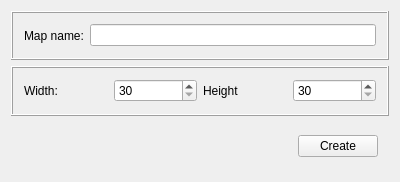
Old version of the form Corpos Editor/NewMapForms.ui in the repository Tomislaw/corpos.
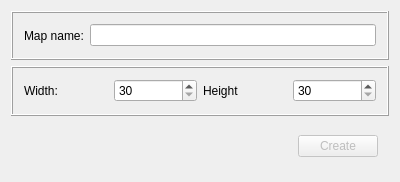
New version of the form.

```diff
--- a/Corpos Editor/NewMapForms.ui
+++ b/Corpos Editor/NewMapForms.ui
@@ -124,6 +124,9 @@
       </item>
       <item>
        <widget class="QPushButton" name="pushButtonCreate">
+        <property name="enabled">
+         <bool>false</bool>
+        </property>
         <property name="text">
          <string>Create</string>
         </property>
```
Left out of the diff: 39 changed lines with no effect on the pictures.
